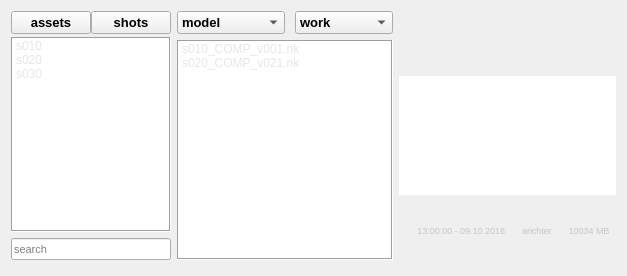
The window that lib/apps/ui/arLoad.ui (alexanderrichtertd/plex) describes before a commit, drawn with Qt 5.
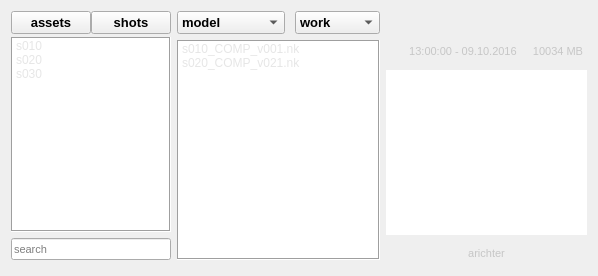
The same window after the commit. Icons and pictures are not drawn.

Commit message: Intermediate load and pipeline status

```diff
--- a/lib/apps/ui/arLoad.ui
+++ b/lib/apps/ui/arLoad.ui
@@ -6,7 +6,7 @@
    <rect>
     <x>0</x>
     <y>0</y>
-    <width>627</width>
+    <width>598</width>
     <height>276</height>
    </rect>
   </property>
@@ -280,10 +280,29 @@
     </layout>
    </item>
    <item>
-    <layout class="QVBoxLayout" name="layMeta" stretch="1,2,1">
+    <widget class="QWidget" name="widget" native="true">
+     <property name="maximumSize">
+      <size>
+       <width>220</width>
+       <height>16777215</height>
+      </size>
+     </property>
+     <layout class="QVBoxLayout" name="verticalLayout_4" stretch="0,0,3,0">
+      <property name="spacing">
+       <number>12</number>
+      </property>
+      <property name="leftMargin">
+       <number>0</number>
+      </property>
+      <property name="topMargin">
+       <number>0</number>
+      </property>
      <property name="rightMargin">
       <number>0</number>
      </property>
+      <property name="bottomMargin">
+       <number>0</number>
+      </property>
      <item>
       <widget class="QPushButton" name="btnPreviewImg">
        <property name="sizePolicy">
@@ -307,8 +326,8 @@
        </property>
        <property name="iconSize">
         <size>
-         <width>200</width>
-         <height>200</height>
+          <width>220</width>
+          <height>124</height>
         </size>
        </property>
        <property name="autoDefault">
@@ -323,30 +342,7 @@
       </widget>
      </item>
      <item>
-      <widget class="QPlainTextEdit" name="edtComment">
-       <property name="font">
-        <font>
-         <family>MS Shell Dlg 2</family>
-         <weight>50</weight>
-         <bold>false</bold>
-        </font>
-       </property>
-       <property name="styleSheet">
-        <string notr="true">color: rgb(198, 198, 198);</string>
-       </property>
-       <property name="frameShape">
-        <enum>QFrame::NoFrame</enum>
-       </property>
-       <property name="frameShadow">
-        <enum>QFrame::Plain</enum>
-       </property>
-       <property name="readOnly">
-        <bool>true</bool>
-       </property>
-      </widget>
-     </item>
-     <item>
-      <layout class="QHBoxLayout" name="horizontalLayout_12">
+       <layout class="QHBoxLayout" name="horizontalLayout_12" stretch="0,2,0">
        <property name="leftMargin">
         <number>4</number>
        </property>
@@ -360,8 +356,8 @@
         <widget class="QLabel" name="lblSoftwareIcon">
          <property name="maximumSize">
           <size>
-           <width>8</width>
-           <height>8</height>
+            <width>12</width>
+            <height>12</height>
           </size>
          </property>
          <property name="text">
@@ -385,7 +381,7 @@
          </property>
          <property name="font">
           <font>
-           <pointsize>7</pointsize>
+            <pointsize>8</pointsize>
           </font>
          </property>
          <property name="toolTip">
@@ -402,27 +398,6 @@
          </property>
         </widget>
        </item>
-       <item>
-        <widget class="QLabel" name="lblUser">
-         <property name="font">
-          <font>
-           <pointsize>7</pointsize>
-          </font>
-         </property>
-         <property name="toolTip">
-          <string>User Name</string>
-         </property>
-         <property name="styleSheet">
-          <string notr="true">color: rgb(198, 198, 198);</string>
-         </property>
-         <property name="text">
-          <string>arichter</string>
-         </property>
-         <property name="alignment">
-          <set>Qt::AlignCenter</set>
-         </property>
-        </widget>
-       </item>
        <item>
         <widget class="QLabel" name="lblFileSize">
          <property name="maximumSize">
@@ -433,7 +408,7 @@
          </property>
          <property name="font">
           <font>
-           <pointsize>7</pointsize>
+            <pointsize>8</pointsize>
           </font>
          </property>
          <property name="toolTip">
@@ -446,13 +421,58 @@
           <string>10034 MB</string>
          </property>
          <property name="alignment">
+           <set>Qt::AlignRight|Qt::AlignTrailing|Qt::AlignVCenter</set>
+          </property>
+         </widget>
+        </item>
+       </layout>
+      </item>
+      <item>
+       <widget class="QPlainTextEdit" name="edtComment">
+        <property name="font">
+         <font>
+          <family>MS Shell Dlg 2</family>
+          <weight>50</weight>
+          <bold>false</bold>
+         </font>
+        </property>
+        <property name="styleSheet">
+         <string notr="true">color: rgb(198, 198, 198);</string>
+        </property>
+        <property name="frameShape">
+         <enum>QFrame::NoFrame</enum>
+        </property>
+        <property name="frameShadow">
+         <enum>QFrame::Plain</enum>
+        </property>
+        <property name="readOnly">
+         <bool>true</bool>
+        </property>
+       </widget>
+      </item>
+      <item>
+       <widget class="QLabel" name="lblUser">
+        <property name="font">
+         <font>
+          <pointsize>8</pointsize>
+         </font>
+        </property>
+        <property name="toolTip">
+         <string>User Name</string>
+        </property>
+        <property name="styleSheet">
+         <string notr="true">color: rgb(198, 198, 198);</string>
+        </property>
+        <property name="text">
+         <string>arichter</string>
+        </property>
+        <property name="alignment">
           <set>Qt::AlignCenter</set>
          </property>
         </widget>
        </item>
       </layout>
-     </item>
-    </layout>
+    </widget>
    </item>
   </layout>
  </widget>
```
Left out of the diff: 6 changed lines with no effect on the pictures. Lines whose indentation alone changed are shown as unchanged. The commit also changes 6 other files.
